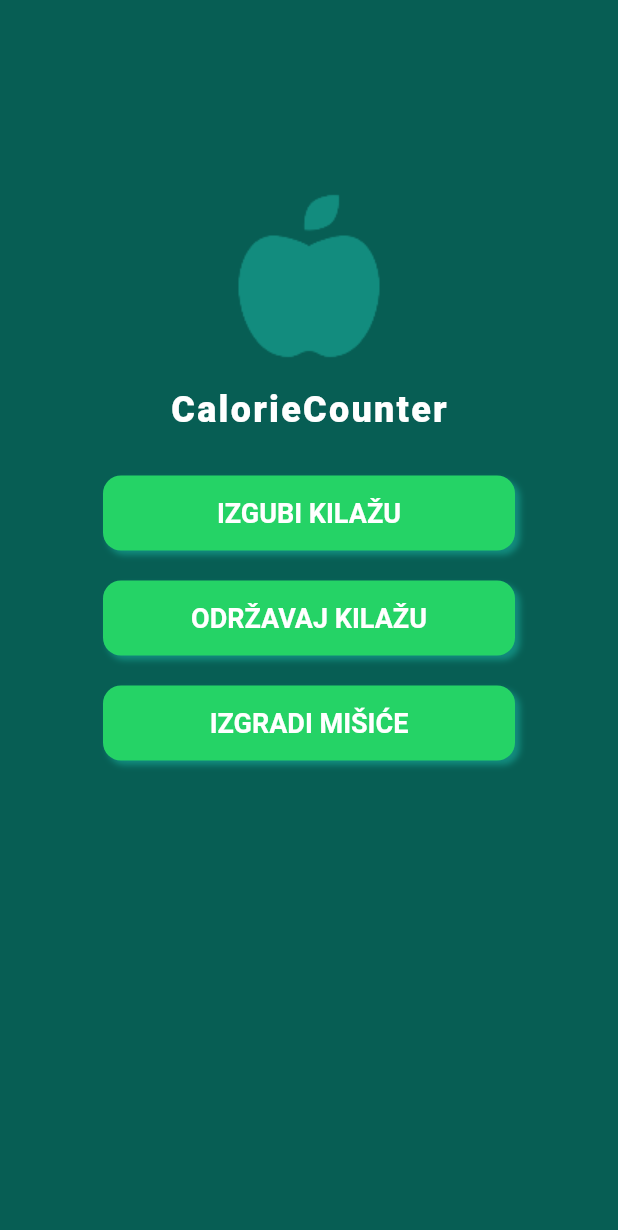
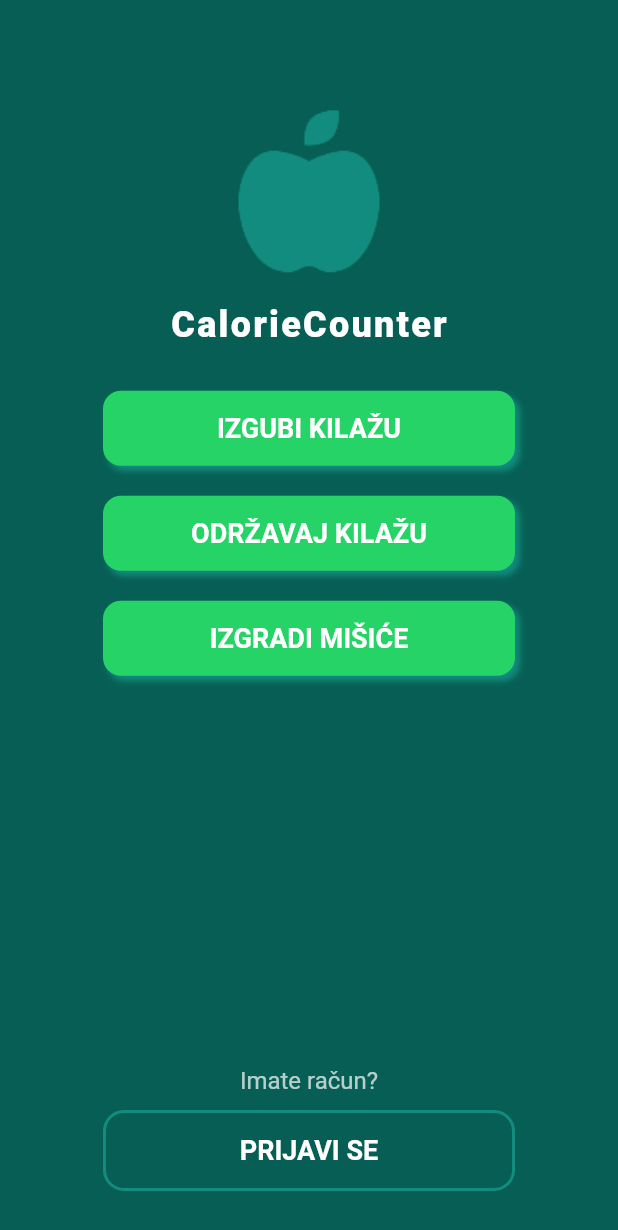
Before and after one commit to MarkoRezic/Calorie-Counter-Flutter, a Flutter app: the screen it shows after launch, on a phone screen of 412 x 824 dp. Shown: the top 1230 px of the screen. Run offline on Flutter 3.47's test engine with Material 2 defaults, Android fonts, the phone set to English and light mode, and no system bars; Roboto replaces fonts that are missing (Arial, Camber).

Commit message:
added login button

```diff
--- a/lib/views/loginPage.dart
+++ b/lib/views/loginPage.dart
@@ -1,6 +1,5 @@
-import 'package:calorie_counter/component_widgets/calorie_route.dart';
 import 'package:calorie_counter/component_widgets/light_green_button.dart';
-import 'package:calorie_counter/component_widgets/page_indicator_row.dart';
+import 'package:calorie_counter/component_widgets/transparent_outlined_button.dart';
 import 'package:calorie_counter/custom_colors.dart';
 import 'package:calorie_counter/views/basicInfoPage.dart';
 import 'package:flutter/cupertino.dart';
@@ -12,7 +11,6 @@ class LoginPage extends StatefulWidget {
 }
 
 class _LoginPageState extends State<LoginPage> {
-
   @override
   Widget build(BuildContext context) {
     return Scaffold(
@@ -66,7 +64,8 @@ class _LoginPageState extends State<LoginPage> {
                           Navigator.push(
                             context,
                             MaterialPageRoute(
-                              builder: (BuildContext context) => const BasicInfoPage(),
+                              builder: (BuildContext context) =>
+                                  const BasicInfoPage(),
                             ),
                           );
                         },
@@ -86,6 +85,44 @@ class _LoginPageState extends State<LoginPage> {
               ],
             ),
             const Spacer(),
+            Text(
+              'Imate račun?',
+              style: TextStyle(
+                fontSize: 16,
+                color: Colors.white70,
+              ),
+            ),
+            Row(
+              children: [
+                const Spacer(),
+                Expanded(
+                  flex: 4,
+                  child: Column(
+                    mainAxisAlignment: MainAxisAlignment.center,
+                    children: [
+                      TransparentOutlinedButton(
+                        text: 'PRIJAVI SE',
+                        hasShadow: false,
+                        onTap: () {
+                          print('tapped');
+                          Navigator.push(
+                            context,
+                            MaterialPageRoute(
+                              builder: (BuildContext context) =>
+                                  const BasicInfoPage(),
+                            ),
+                          );
+                        },
+                      ),
+                    ],
+                  ),
+                ),
+                const Spacer(),
+              ],
+            ),
+            SizedBox(
+              height: 20,
+            ),
           ],
         ),
       ),
```
